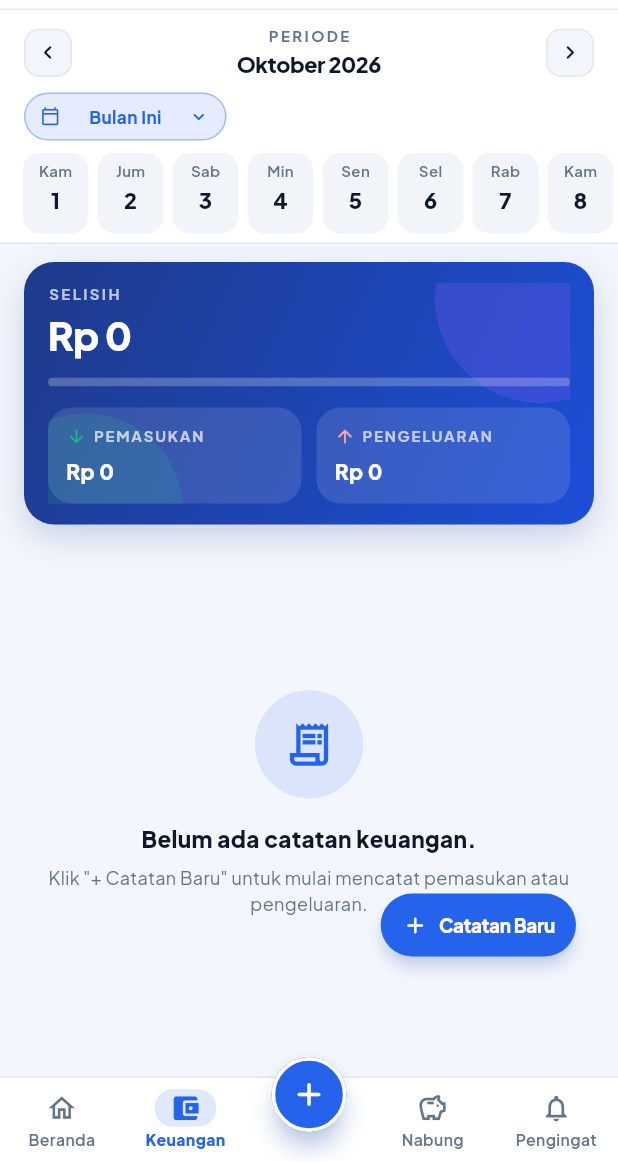
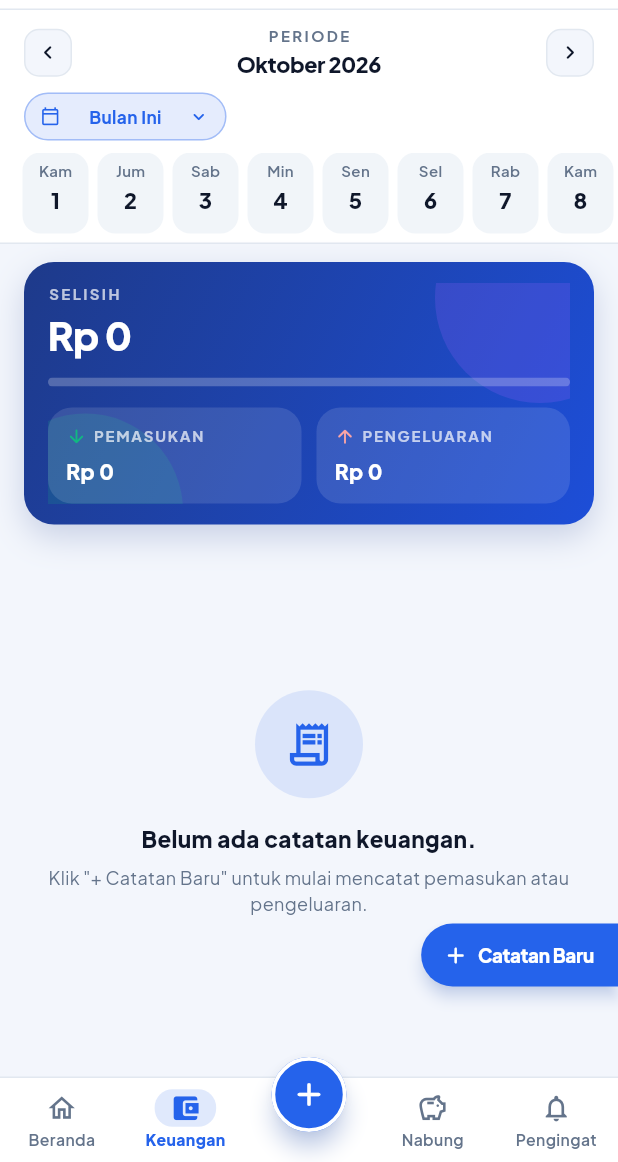
Before and after one commit to INCOFFEE7/LifeSync, a Flutter app: the screen it shows after launch, item 2 of the bottom bar chosen, on a phone screen of 412 x 824 dp, the part 74-1236 px from its top. Run offline on Flutter 3.47's test engine with Material 3 defaults, Android fonts, the phone set to English and light mode, and no system bars; our stand-ins replace audioplayers, file_picker, flutter_local_notifications, flutter_riverpod, flutter_secure_storage, google_fonts and 8 more; missing offline and left inert: googleapis, home_widget, workmanager; accounts and stored records are empty; generated files the repository leaves out were written again; statements that could not run were skipped; key blocks and very long unbroken strings in the code were emptied for the run.

Commit message:
feat(ui): redesign LsCompactFab as docked flat-edge capsule sitting above bottom app bar

```diff
--- a/lifesync_app/lib/presentation/widgets/ls_design.dart
+++ b/lifesync_app/lib/presentation/widgets/ls_design.dart
@@ -416,29 +416,43 @@ class LsCompactFab extends StatelessWidget {
   Widget build(BuildContext context) {
     final bg = backgroundColor ?? LsColors.brand;
     final fg = foregroundColor ?? Colors.white;
-    // FAB needs to clear the custom bottom nav bar (height ~56px) plus safe area.
-    // We use a SafeArea-aware bottom margin so it never overlaps the + center button.
-    final bottomPad = MediaQuery.of(context).padding.bottom;
-    final fabBottom = 56.0 + bottomPad + 8.0; // 8 px above nav bar top
+
+    // Bottom nav bar height is ~56px.
+    // FloatingActionButtonLocation.endFloat default offset already includes (16.0 + safeArea.bottom).
+    // Adding 44.0 margin places the FAB bottom at ~4px right above the bottom nav bar.
+    const fabBottom = 44.0;
+
+    // Capsule pill with flat right edge flush against the screen boundary
+    const radius = BorderRadius.only(
+      topLeft: Radius.circular(22),
+      bottomLeft: Radius.circular(22),
+      topRight: Radius.zero,
+      bottomRight: Radius.zero,
+    );
 
     return Container(
-      margin: EdgeInsets.only(bottom: fabBottom, right: 12),
+      margin: const EdgeInsets.only(bottom: fabBottom),
+      child: Transform.translate(
+        // Shift right 16px to cancel FloatingActionButtonLocation.endFloat's 16px right margin,
+        // docking the flat edge flush to the device screen's right boundary.
+        offset: const Offset(16.0, 0),
+        child: SizedBox(
           height: 42,
           child: Material(
             color: bg,
-        borderRadius: BorderRadius.circular(21),
+            borderRadius: radius,
             elevation: 4,
             shadowColor: bg.withValues(alpha: 0.35),
             child: InkWell(
-          borderRadius: BorderRadius.circular(21),
+              borderRadius: radius,
               onTap: onPressed,
               child: Padding(
-            padding: const EdgeInsets.symmetric(horizontal: 14),
+                padding: const EdgeInsets.fromLTRB(14, 0, 16, 0),
                 child: Row(
                   mainAxisSize: MainAxisSize.min,
                   children: [
                     Icon(icon, size: 18, color: fg),
-                const SizedBox(width: 7),
+                    const SizedBox(width: 6),
                     Text(
                       label,
                       style: TextStyle(
@@ -453,6 +467,8 @@ class LsCompactFab extends StatelessWidget {
               ),
             ),
           ),
+        ),
+      ),
     );
   }
 }
```
Lines whose indentation alone changed are shown as unchanged.
